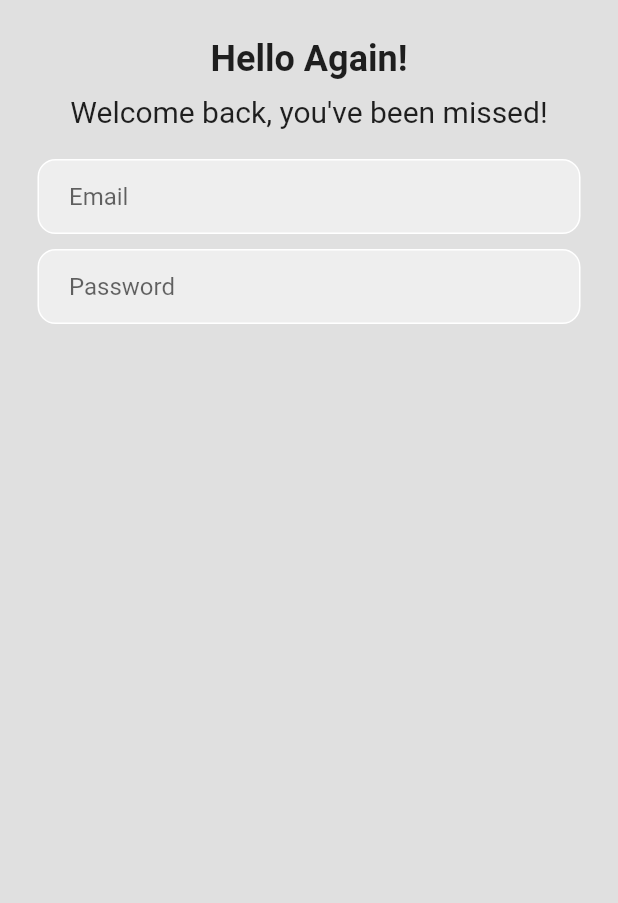
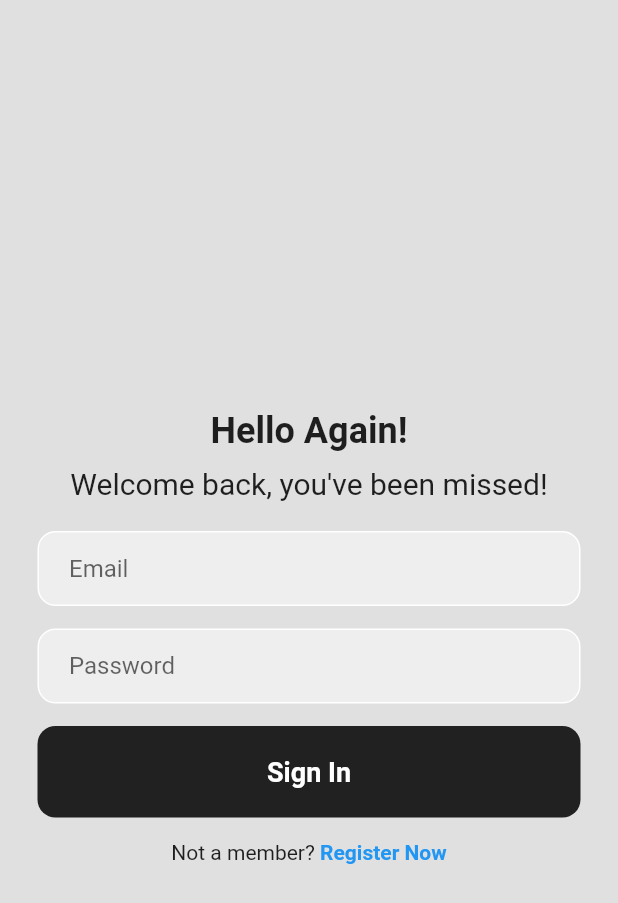
Before and after one commit to kwakyebrilliant/loginui, a Flutter app: the screen it shows after launch, on a phone screen of 412 x 824 dp. Shown: the top 903 px of the screen. Run offline on Flutter 3.47's test engine with Material 2 defaults, Android fonts, the phone set to English and light mode, and no system bars.

Commit message:
login updates

```diff
--- a/lib/login_paage.dart
+++ b/lib/login_paage.dart
@@ -15,6 +15,7 @@ class _LoginPageState extends State<LoginPage> {
       body: SafeArea(
         child: Center(
           child: Column(
+            mainAxisAlignment: MainAxisAlignment.center,
             children: [
               const SizedBox(height: 25.0),
               //Hello again!
@@ -55,7 +56,7 @@ class _LoginPageState extends State<LoginPage> {
                 ),
               ),
 
-              const SizedBox(height: 10.0),
+              const SizedBox(height: 15.0),
 
               //password textfield
               Padding(
@@ -79,9 +80,46 @@ class _LoginPageState extends State<LoginPage> {
                 ),
               ),
 
+              const SizedBox(height: 15.0),
+
               //signin button
+              Padding(
+                padding: const EdgeInsets.symmetric(horizontal: 25.0),
+                child: Container(
+                  padding: const EdgeInsets.all(20.0),
+                  decoration: BoxDecoration(
+                    color: Colors.grey[900],
+                    borderRadius: BorderRadius.circular(12.0),
+                  ),
+                  child: const Center(
+                    child: Text(
+                      'Sign In',
+                      style: TextStyle(
+                        color: Colors.white,
+                        fontWeight: FontWeight.bold,
+                        fontSize: 18.0,
+                      ),
+                    ),
+                  ),
+                ),
+              ),
+
+              const SizedBox(height: 15.0),
 
               //not a member? register now
+              const Row(
+                mainAxisAlignment: MainAxisAlignment.center,
+                children: [
+                  Text('Not a member?'),
+                  Text(
+                    ' Register Now',
+                    style: TextStyle(
+                      color: Colors.blue,
+                      fontWeight: FontWeight.bold,
+                    ),
+                  ),
+                ],
+              )
             ],
           ),
         ),
```
